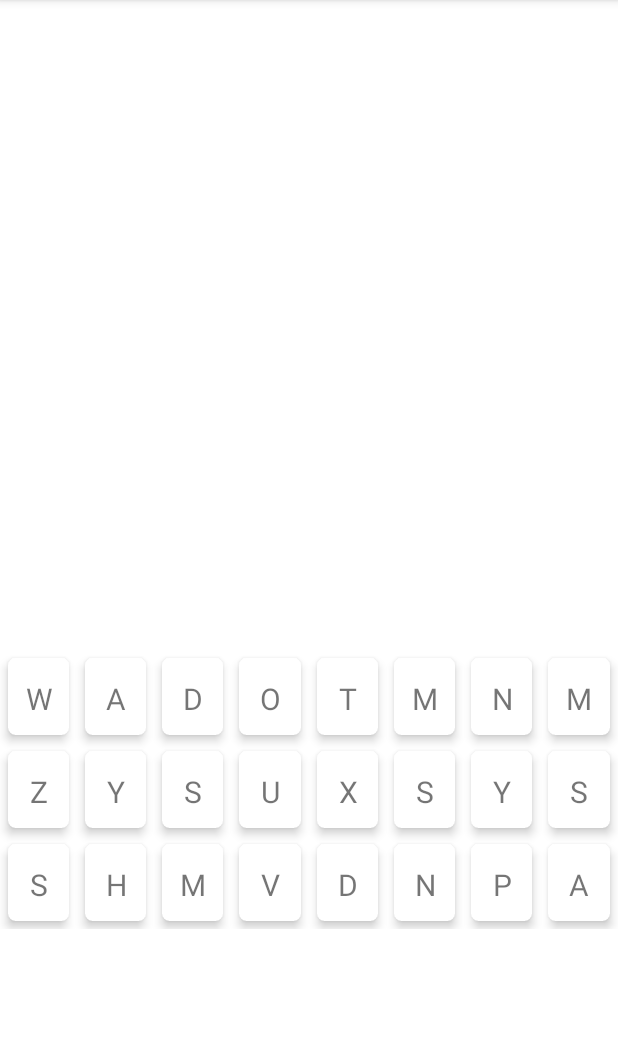
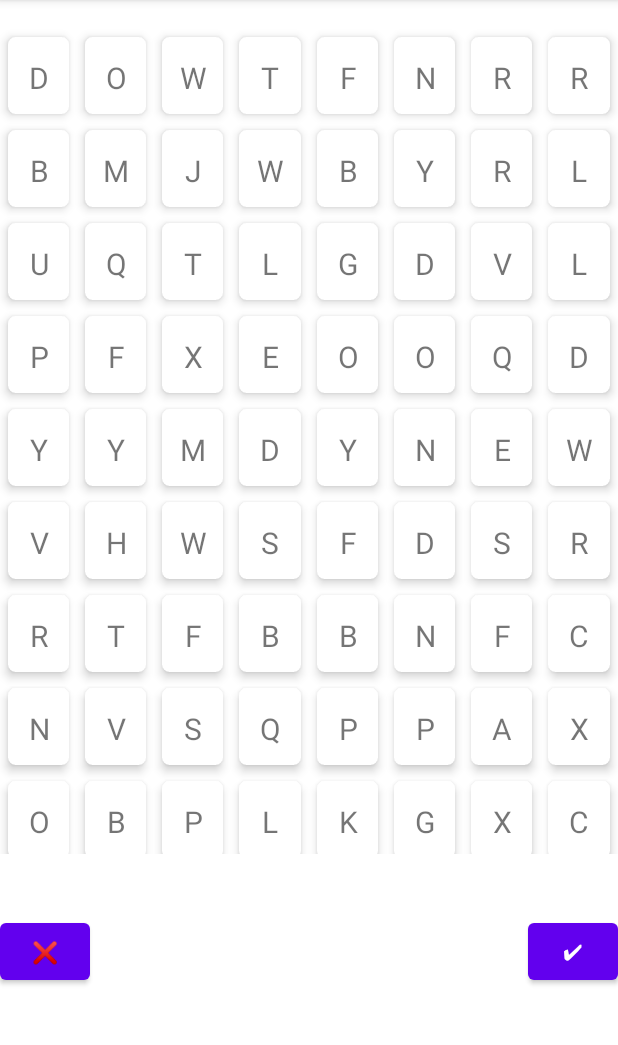
Before and after one commit to yeceylan/yazlab2.2, an Android app: the GameFragment screen opened directly, with no data from a screen before it, on a phone screen of 412 x 824 dp, the part 84-1129 px from its top. Run offline under Robolectric (Android 15) with nearby library versions, the phone set to English and light mode, and no system bars.

Commit message:
buttons added and a bug fixed in clickedCard

```diff
--- a/app/build.gradle
+++ b/app/build.gradle
@@ -41,6 +41,7 @@ dependencies {
     implementation 'androidx.appcompat:appcompat:1.6.0'
     implementation 'com.google.android.material:material:1.8.0'
     implementation 'androidx.constraintlayout:constraintlayout:2.1.4'
+    implementation 'androidx.navigation:navigation-runtime-ktx:2.5.3'
     testImplementation 'junit:junit:4.13.2'
     androidTestImplementation 'androidx.test.ext:junit:1.1.5'
     androidTestImplementation 'androidx.test.espresso:espresso-core:3.5.1'
--- a/app/src/main/java/com/yonis/yazlab22/adapter/CourseRVAdapter.kt
+++ b/app/src/main/java/com/yonis/yazlab22/adapter/CourseRVAdapter.kt
@@ -1,5 +1,6 @@
 package com.yonis.yazlab22.adapter
 
+import android.graphics.Color
 import android.view.LayoutInflater
 import android.view.View
 import android.view.ViewGroup
@@ -38,6 +39,7 @@ class CourseRVAdapter(
         holder.courseIV.text = courseList.get(position).courseText
         holder.itemView.setOnClickListener {
             clickedCard(courseList.get(position).id,courseList.get(position).courseText)
+            //holder.itemView.setBackgroundColor(Color.BLUE)
         }
 
     }
--- a/app/src/main/java/com/yonis/yazlab22/fragment/GameFragment.kt
+++ b/app/src/main/java/com/yonis/yazlab22/fragment/GameFragment.kt
@@ -27,7 +27,7 @@ class GameFragment : AppCompatActivity() {
         setContentView(R.layout.activity_game_fragment)
         courseRV = findViewById(R.id.idRVCourses)
         courseList = ArrayList()
-        //val layoutManager = GridLayoutManager(this, 8)
+
         courseRV.setLayoutManager(
             GridLayoutManager(
                 this,
@@ -36,21 +36,21 @@ class GameFragment : AppCompatActivity() {
                 true
             )
         )
-        //courseRV.layoutManager = layoutManager
+
         // on below line we are initializing our adapter
         courseRVAdapter = CourseRVAdapter(courseList, clickedCard = ::clickedCard)
         // on below line we are setting adapter to our recycler view.
         courseRV.adapter = courseRVAdapter
 
-        for (i in 1..24) {
+        for (i in 1..80) {
             val rand = ('A'..'Z').random()
             courseList.add(CourseRVModal(i, rand.toString()))
         }
         // on below line we are notifying adapter that data has been updated.
         courseRVAdapter.notifyDataSetChanged()
         //get text in assert file
-        //  val text = applicationContext?.let { readTextFromAssets(it, "veri.txt") }
-        // println(text)
+         //val text = applicationContext?.let { readTextFromAssets(it, "veri.txt") }
+        //println(text)
         pastIdList = ArrayList()
 
     }
@@ -74,8 +74,10 @@ class GameFragment : AppCompatActivity() {
             clickedView?.setBackgroundColor(Color.WHITE)
             idText.text = temp.dropLast(1)
             pastIdList.remove(pastId);
-            //doesn't erase the previous letters again
-            pastId=0;
+            //doesn't erase the previous letters again=>fixed
+            if(!pastIdList.isEmpty()){
+                pastId=pastIdList.last()
+            }
 
         }
 
--- a/app/src/main/res/layout/activity_game_fragment.xml
+++ b/app/src/main/res/layout/activity_game_fragment.xml
@@ -18,7 +18,7 @@
     <androidx.recyclerview.widget.RecyclerView
         android:id="@+id/idRVCourses"
         android:layout_width="match_parent"
-        android:layout_height="600dp"
+        android:layout_height="550dp"
         android:layout_below="@id/idTVHeading" />
 
     <TextView
@@ -27,5 +27,20 @@
         android:layout_height="40dp"
         android:textSize="30sp"
         android:layout_below="@+id/idRVCourses" />
+    <Button
+        android:id="@+id/buttonX"
+        android:layout_width="60dp"
+        android:layout_height="50dp"
+        android:layout_below="@+id/idText"
+        android:text="❌"
+        ></Button>
+
+    <Button
+        android:layout_width="60dp"
+        android:layout_height="50dp"
+        android:layout_below="@+id/idText"
+        android:layout_alignParentEnd="true"
+        android:text="✔"
+        ></Button>
 
 </RelativeLayout>
```
